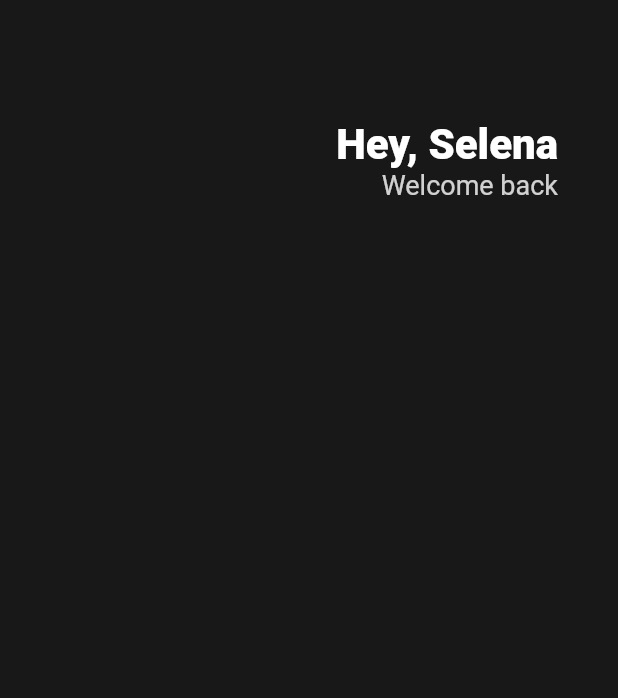
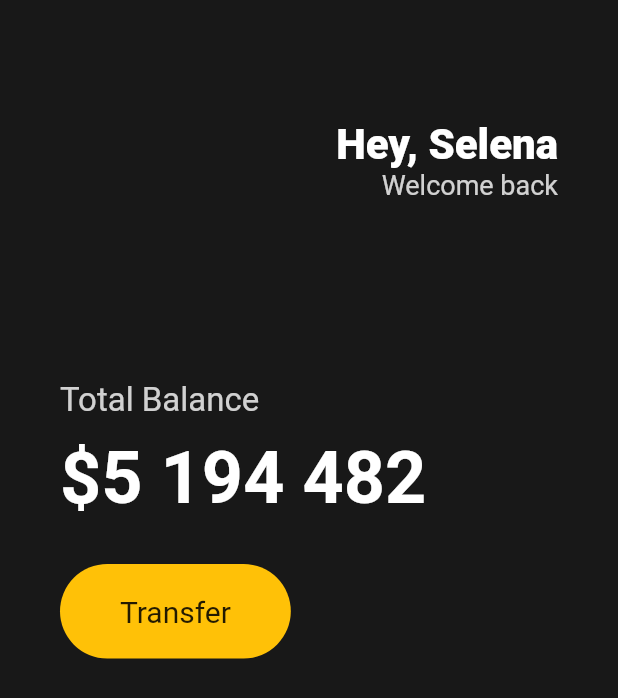
Before and after one commit to EunjoungAhn/UIChallenge, a Flutter app: the screen it shows after launch, on a phone screen of 412 x 824 dp. Shown: the top 698 px of the screen. Run offline on Flutter 3.47's test engine with Material 2 defaults, Android fonts, the phone set to English and light mode, and no system bars.

Commit message:
buttons section

```diff
--- a/lib/main.dart
+++ b/lib/main.dart
@@ -15,6 +15,7 @@
         body: Padding(
           padding: const EdgeInsets.symmetric(horizontal: 40),
           child: Column(
+            crossAxisAlignment: CrossAxisAlignment.start,
             children: [
               SizedBox(height: 80,),
               Row(
@@ -40,6 +41,38 @@
                   )
                 ],
               ),
+              SizedBox(height: 120,),
+              Text(
+                "Total Balance",
+                style:  TextStyle(
+                  color: Colors.white.withOpacity(0.8),
+                  fontSize: 22,
+                  ),
+              ),
+              SizedBox(height: 10,),
+              Text(
+                "\$5 194 482",
+                style:  TextStyle(
+                  color: Colors.white,
+                  fontSize: 48,
+                  fontWeight: FontWeight.w600
+                  ),
+              ),
+              SizedBox(height: 30,),
+              Row(
+                children: [
+                  Container(
+                    decoration: BoxDecoration(
+                      color: Colors.amber,
+                      borderRadius: BorderRadius.circular(45),
+                    ),
+                    child: Padding(
+                      padding: const EdgeInsets.symmetric(vertical: 20, horizontal: 40),
+                      child: Text("Transfer", style: TextStyle(fontSize: 20),),
+                    ),
+                  ),
+                ],
+              ),
             ]
           ),
         ),
```
